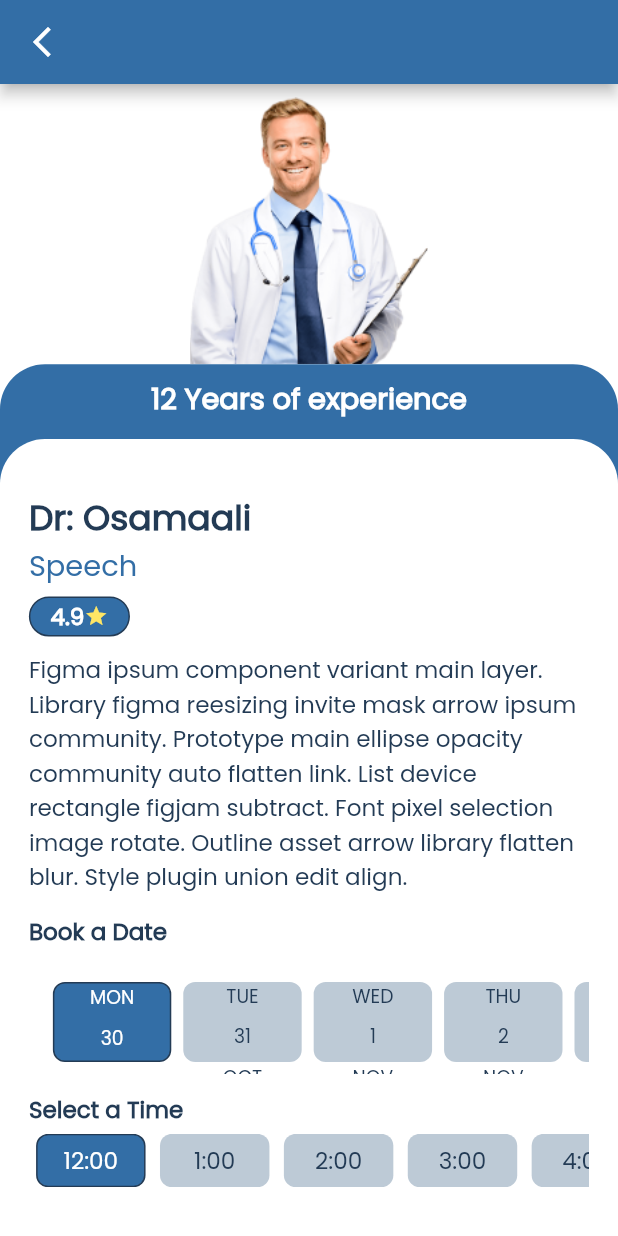
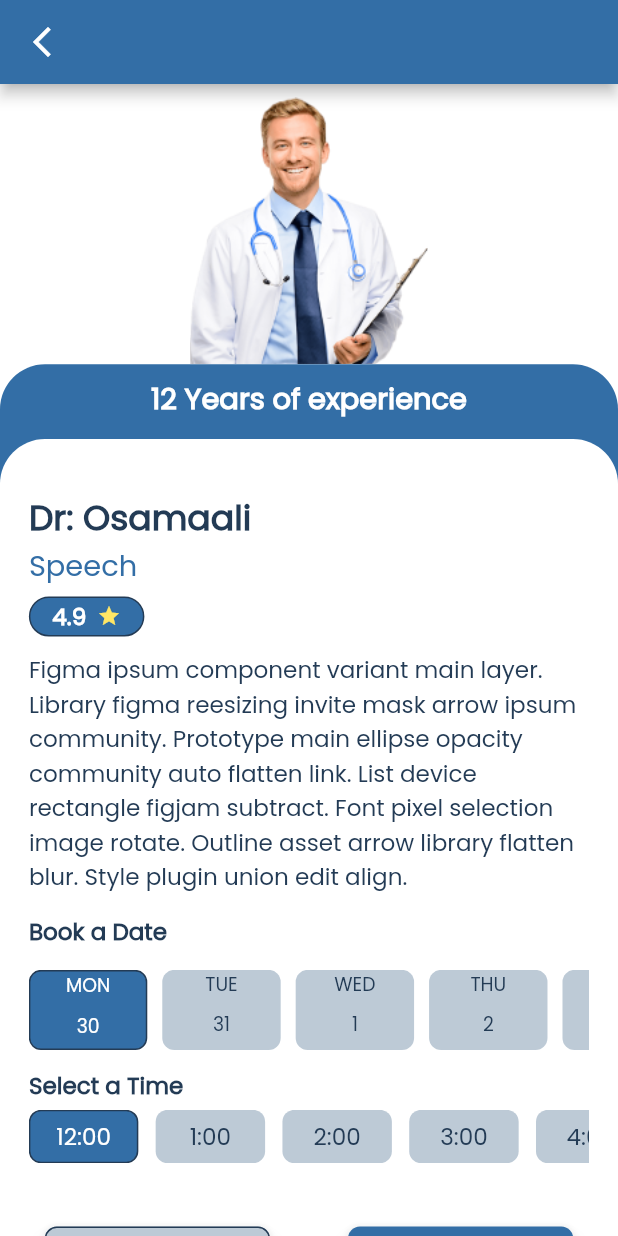
Before and after one commit to UpAdv-Internship/Markaz_ElAmal, a Flutter app: the screen it shows after launch, on a phone screen of 412 x 824 dp. Run offline on Flutter 3.47's test engine with Material 2 defaults, Android fonts, the light colour scheme and no system bars; drawn by our look-alikes of easy_date_timeline; our stand-ins replace dio, flutter_bloc, flutter_screenutil, get_it, shared_preferences.

Commit message:
Booking UI

```diff
--- a/lib/app/app.dart
+++ b/lib/app/app.dart
@@ -21,6 +21,9 @@ class MarkazElamal extends StatelessWidget {
         return BlocBuilder<GlobalCubit, GlobalState>(
           builder: (context, state) {
             return MaterialApp(
+              scrollBehavior: ScrollConfiguration.of(context).copyWith(
+                  physics: const BouncingScrollPhysics(
+                      parent: AlwaysScrollableScrollPhysics())),
               localizationsDelegates: const [
                 GlobalMaterialLocalizations.delegate,
                 GlobalCupertinoLocalizations.delegate,
--- a/lib/core/widgets/custom_elevated_button.dart
+++ b/lib/core/widgets/custom_elevated_button.dart
@@ -11,7 +11,8 @@ class CustomElevatedButton extends StatelessWidget {
     this.backgroundColor = AppColors.primary,
     this.textColor = AppColors.white,
     this.borderColor = AppColors.transparent,
-    required this.onPressed, required this.text,
+    required this.onPressed,
+    required this.text,
   });
   final String text;
   final VoidCallback onPressed;
@@ -27,6 +28,7 @@ class CustomElevatedButton extends StatelessWidget {
       style: ElevatedButton.styleFrom(
         fixedSize: Size(width.w, height.h),
         backgroundColor: backgroundColor,
+        elevation: 5,
         shape: RoundedRectangleBorder(
           borderRadius: BorderRadius.circular(8),
           side: BorderSide(
--- a/lib/features/booking/presentation/screens/doctor_profile.dart
+++ b/lib/features/booking/presentation/screens/doctor_profile.dart
@@ -76,8 +76,9 @@ class DoctorProfile extends StatelessWidget {
                           SizedBox(height: 6.h),
                           //* Rate
                           Container(
-                            width: 70.w,
+                            width: 80.w,
                             height: 30.h,
+                            padding: EdgeInsets.symmetric(horizontal: 12.w),
                             decoration: BoxDecoration(
                               color: AppColors.primary,
                               borderRadius: BorderRadius.circular(16.r),
@@ -89,6 +90,9 @@ class DoctorProfile extends StatelessWidget {
                                 Text(
                                   '4.9',
                                   style: CustomTextStyle.poppins600White16,
+                                ),
+                                SizedBox(
+                                  width: 8.h,
                                 ),
                                 const Icon(
                                   Icons.star,
@@ -115,6 +119,7 @@ class DoctorProfile extends StatelessWidget {
                             builder: (context, state) {
                               return EasyInfiniteDateTimeLine(
                                 // controller: _controller,
+
                                 locale: "en",
                                 onDateChange: (selectedDate) {
                                   BlocProvider.of<BookingCubit>(context)
@@ -124,6 +129,11 @@ class DoctorProfile extends StatelessWidget {
                                 focusDate:
                                     BlocProvider.of<BookingCubit>(context)
                                         .focusDate,
+                                timeLineProps: const EasyTimeLineProps(
+                                  vPadding: 0,
+                                  hPadding: 0,
+                                  separatorPadding: 10,
+                                ),
                                 showTimelineHeader: false,
                                 lastDate: DateTime(
                                     DateTime.now().year,
@@ -194,7 +204,10 @@ class DoctorProfile extends StatelessWidget {
                               return SizedBox(
                                 width: double.maxFinite,
                                 height: 40.h,
-                                child: ListView.builder(
+                                child: ListView.separated(
+                                  separatorBuilder: (context, index) {
+                                    return SizedBox(width: 12.w);
+                                  },
                                   itemCount: bookingCubit.dateList.length,
                                   scrollDirection: Axis.horizontal,
                                   itemBuilder: (context, index) {
@@ -205,8 +218,8 @@ class DoctorProfile extends StatelessWidget {
                                       child: Container(
                                         width: 82.h,
                                         height: 40.h,
-                                        margin: EdgeInsets.symmetric(
-                                            horizontal: 5.w),
+                                        // margin: EdgeInsets.symmetric(
+                                        //     horizontal: 6.w),
                                         decoration: BoxDecoration(
                                           color:
                                               bookingCubit.activeTime == index
```
Lines whose indentation alone changed are shown as unchanged.
